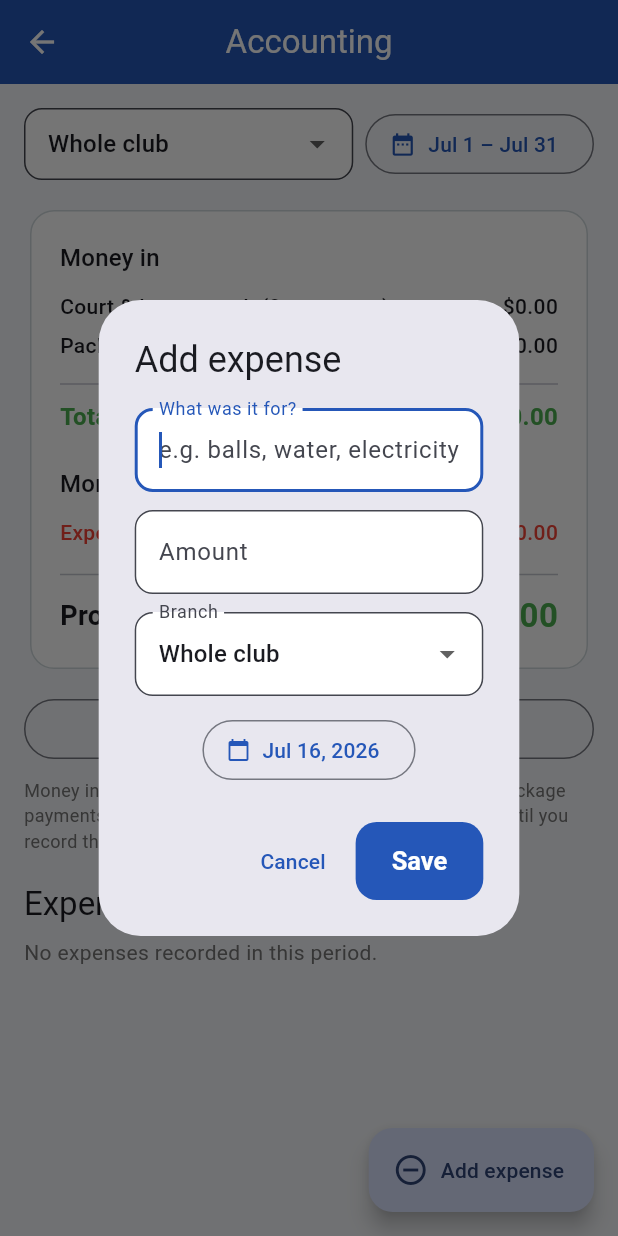
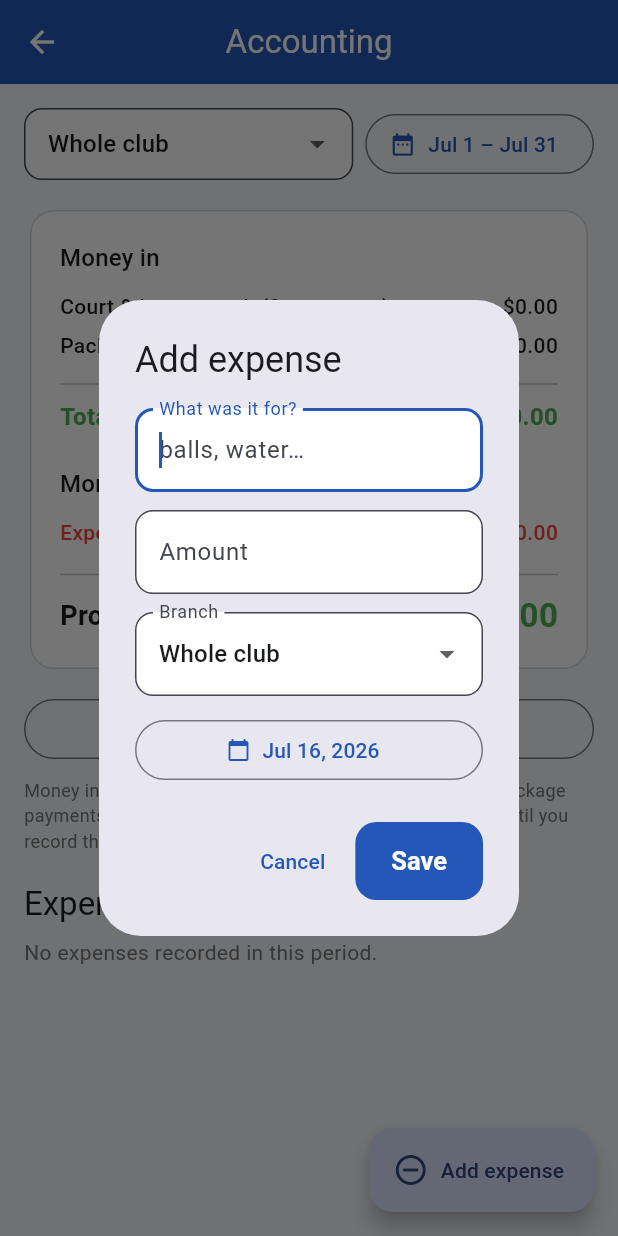
Before and after one commit to basharrahhaliq-cell/Padel-app, a Flutter app: the AccountingScreen screen opened directly, after a tap on "Add expense", on a phone screen of 412 x 824 dp. Run offline on Flutter 3.47's test engine with Material 3 defaults, Android fonts, the phone set to English and light mode, and no system bars; our stand-ins replace cloud_firestore, firebase_auth, firebase_core, firebase_messaging, flutter_local_notifications, flutter_timezone and 4 more; accounts and stored records are empty.

Commit message:
One seamless splash, and fix Add-expense dialog overflow
- The app's own splash now mirrors the Android 12+ system splash
  exactly: same logo, same size, centered on white, no spinner. Launch
  reads as a single still screen instead of two different ones.
- The Add expense dialog overflowed (striped bar) when the keyboard
  squeezed it at large font sizes: content is now scrollable, the date
  button is full-width with a shrinking label, and the hint is shorter.
  The accounting test runs at 1.3x text scale and opens the dialog so
  this stays covered.

Co-Authored-By: Claude Fable 5 <noreply@anthropic.com>
Claude-Session: https://claude.ai/code/session_01Aw5U5LBdLKqLreCcoJxRFP

```diff
--- a/lib/src/screens/admin/accounting_screen.dart
+++ b/lib/src/screens/admin/accounting_screen.dart
@@ -372,7 +372,10 @@ class _AccountingScreenState extends State<AccountingScreen> {
       builder: (ctx) => StatefulBuilder(
         builder: (ctx2, setState) => AlertDialog(
           title: const Text('Add expense'),
-          content: Column(
+          // Scrollable: when the keyboard opens the dialog gets
+          // squeezed, and a fixed column would overflow.
+          content: SingleChildScrollView(
+              child: Column(
             mainAxisSize: MainAxisSize.min,
             children: [
               TextField(
@@ -380,7 +383,7 @@ class _AccountingScreenState extends State<AccountingScreen> {
                 autofocus: true,
                 decoration: const InputDecoration(
                     labelText: 'What was it for?',
-                    hintText: 'e.g. balls, water, electricity'),
+                    hintText: 'balls, water…'),
               ),
               const SizedBox(height: 12),
               TextField(
@@ -413,9 +416,15 @@ class _AccountingScreenState extends State<AccountingScreen> {
                 }),
               ),
               const SizedBox(height: 12),
-              OutlinedButton.icon(
+              // Full-width with a shrinking label so a long date at a
+              // large font size can never overflow the dialog.
+              SizedBox(
+                width: double.infinity,
+                child: OutlinedButton.icon(
                   icon: const Icon(Icons.calendar_today, size: 16),
-                label: Text(DateFormat.yMMMd().format(date)),
+                  label: FittedBox(
+                      fit: BoxFit.scaleDown,
+                      child: Text(DateFormat.yMMMd().format(date))),
                   onPressed: () async {
                     final picked = await showDatePicker(
                       context: ctx2,
@@ -427,8 +436,9 @@ class _AccountingScreenState extends State<AccountingScreen> {
                     if (picked != null) setState(() => date = picked);
                   },
                 ),
+              ),
             ],
-          ),
+          )),
           actions: [
             TextButton(
                 onPressed: () => Navigator.pop(ctx2, false),
```
Also changed, not shown: lib/src/screens/auth/auth_gate.dart (+4 -10 lines), 1 other file. Lines whose indentation alone changed are shown as unchanged.
